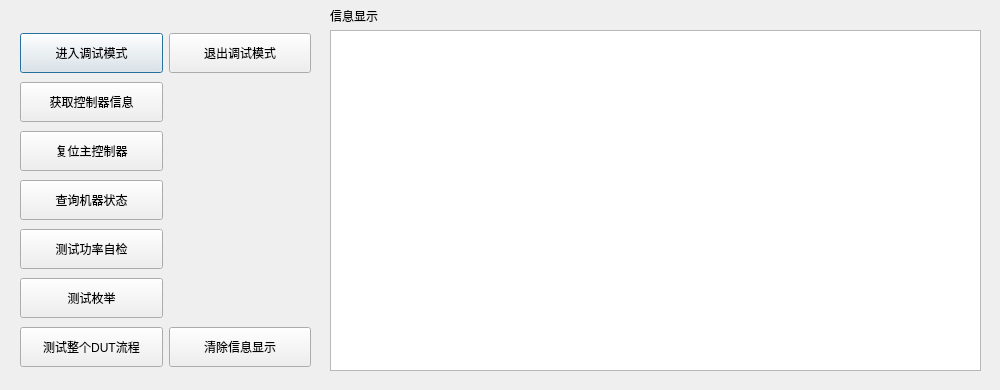
Above: UI/firewaredebug.ui from ReceiverUsb-rapoo/ReceiverUsbTest before the change. Below: the same form after it.
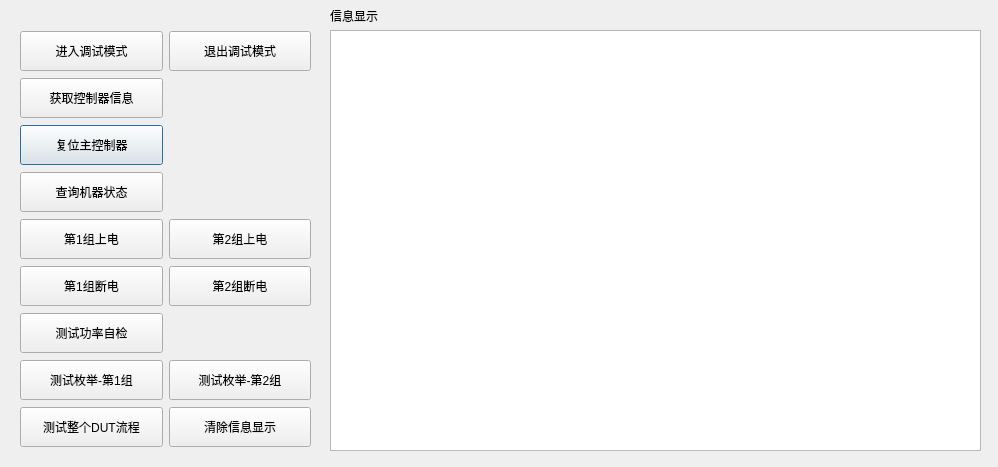
That is the form after the change.

Commit message: updata FWDebug-Enum-PowerCmdSend

What changed in the file:
```diff
--- a/UI/firewaredebug.ui
+++ b/UI/firewaredebug.ui
@@ -6,8 +6,8 @@
    <rect>
     <x>0</x>
     <y>0</y>
-    <width>1000</width>
-    <height>390</height>
+    <width>998</width>
+    <height>467</height>
    </rect>
   </property>
   <property name="windowTitle">
@@ -19,7 +19,7 @@
      <x>330</x>
      <y>30</y>
      <width>651</width>
-     <height>341</height>
+     <height>421</height>
     </rect>
    </property>
    <property name="font">
@@ -52,7 +52,7 @@
      <x>20</x>
      <y>30</y>
      <width>291</width>
-     <height>341</height>
+     <height>421</height>
     </rect>
    </property>
    <property name="font">
@@ -61,60 +61,6 @@
     </font>
    </property>
    <layout class="QGridLayout" name="gridLayout">
-    <item row="0" column="0">
-     <widget class="QPushButton" name="pb_EnterDebugModel">
-      <property name="minimumSize">
-       <size>
-        <width>130</width>
-        <height>40</height>
-       </size>
-      </property>
-      <property name="font">
-       <font>
-        <pointsize>9</pointsize>
-       </font>
-      </property>
-      <property name="text">
-       <string>进入调试模式</string>
-      </property>
-     </widget>
-    </item>
-    <item row="0" column="1">
-     <widget class="QPushButton" name="pb_ExitDebugModel">
-      <property name="minimumSize">
-       <size>
-        <width>130</width>
-        <height>40</height>
-       </size>
-      </property>
-      <property name="font">
-       <font>
-        <pointsize>9</pointsize>
-       </font>
-      </property>
-      <property name="text">
-       <string>退出调试模式</string>
-      </property>
-     </widget>
-    </item>
-    <item row="1" column="0">
-     <widget class="QPushButton" name="pb_GetFWInfo">
-      <property name="minimumSize">
-       <size>
-        <width>130</width>
-        <height>40</height>
-       </size>
-      </property>
-      <property name="font">
-       <font>
-        <pointsize>9</pointsize>
-       </font>
-      </property>
-      <property name="text">
-       <string>获取控制器信息</string>
-      </property>
-     </widget>
-    </item>
     <item row="2" column="0">
      <widget class="QPushButton" name="pb_RestartFW">
       <property name="minimumSize">
@@ -133,6 +79,24 @@
       </property>
      </widget>
     </item>
+    <item row="0" column="0">
+     <widget class="QPushButton" name="pb_EnterDebugModel">
+      <property name="minimumSize">
+       <size>
+        <width>130</width>
+        <height>40</height>
+       </size>
+      </property>
+      <property name="font">
+       <font>
+        <pointsize>9</pointsize>
+       </font>
+      </property>
+      <property name="text">
+       <string>进入调试模式</string>
+      </property>
+     </widget>
+    </item>
     <item row="3" column="0">
      <widget class="QPushButton" name="pb_InquireMachineState">
       <property name="minimumSize">
@@ -151,7 +115,7 @@
       </property>
      </widget>
     </item>
-    <item row="4" column="0">
+    <item row="6" column="0">
      <widget class="QPushButton" name="pb_TestPowerSelf">
       <property name="minimumSize">
        <size>
@@ -169,25 +133,7 @@
       </property>
      </widget>
     </item>
-    <item row="5" column="0">
-     <widget class="QPushButton" name="pb_TestEnum">
-      <property name="minimumSize">
-       <size>
-        <width>130</width>
-        <height>40</height>
-       </size>
-      </property>
-      <property name="font">
-       <font>
-        <pointsize>9</pointsize>
-       </font>
-      </property>
-      <property name="text">
-       <string>测试枚举</string>
-      </property>
-     </widget>
-    </item>
-    <item row="6" column="0">
+    <item row="8" column="0">
      <widget class="QPushButton" name="pb_TestWholeDUT">
       <property name="minimumSize">
        <size>
@@ -205,7 +151,7 @@
       </property>
      </widget>
     </item>
-    <item row="6" column="1">
+    <item row="8" column="1">
      <widget class="QPushButton" name="pb_ClearInfoShow">
       <property name="minimumSize">
        <size>
@@ -223,6 +169,150 @@
       </property>
      </widget>
     </item>
+    <item row="0" column="1">
+     <widget class="QPushButton" name="pb_ExitDebugModel">
+      <property name="minimumSize">
+       <size>
+        <width>130</width>
+        <height>40</height>
+       </size>
+      </property>
+      <property name="font">
+       <font>
+        <pointsize>9</pointsize>
+       </font>
+      </property>
+      <property name="text">
+       <string>退出调试模式</string>
+      </property>
+     </widget>
+    </item>
+    <item row="4" column="1">
+     <widget class="QPushButton" name="pb_PowerOn_2">
+      <property name="minimumSize">
+       <size>
+        <width>130</width>
+        <height>40</height>
+       </size>
+      </property>
+      <property name="font">
+       <font>
+        <pointsize>9</pointsize>
+       </font>
+      </property>
+      <property name="text">
+       <string>第2组上电</string>
+      </property>
+     </widget>
+    </item>
+    <item row="7" column="0">
+     <widget class="QPushButton" name="pb_TestEnum_1">
+      <property name="minimumSize">
+       <size>
+        <width>130</width>
+        <height>40</height>
+       </size>
+      </property>
+      <property name="font">
+       <font>
+        <pointsize>9</pointsize>
+       </font>
+      </property>
+      <property name="text">
+       <string>测试枚举-第1组</string>
+      </property>
+     </widget>
+    </item>
+    <item row="4" column="0">
+     <widget class="QPushButton" name="pb_PowerOn_1">
+      <property name="minimumSize">
+       <size>
+        <width>130</width>
+        <height>40</height>
+       </size>
+      </property>
+      <property name="font">
+       <font>
+        <pointsize>9</pointsize>
+       </font>
+      </property>
+      <property name="text">
+       <string>第1组上电</string>
+      </property>
+     </widget>
+    </item>
+    <item row="1" column="0">
+     <widget class="QPushButton" name="pb_GetFWInfo">
+      <property name="minimumSize">
+       <size>
+        <width>130</width>
+        <height>40</height>
+       </size>
+      </property>
+      <property name="font">
+       <font>
+        <pointsize>9</pointsize>
+       </font>
+      </property>
+      <property name="text">
+       <string>获取控制器信息</string>
+      </property>
+     </widget>
+    </item>
+    <item row="5" column="0">
+     <widget class="QPushButton" name="pb_PowerOff_1">
+      <property name="minimumSize">
+       <size>
+        <width>130</width>
+        <height>40</height>
+       </size>
+      </property>
+      <property name="font">
+       <font>
+        <pointsize>9</pointsize>
+       </font>
+      </property>
+      <property name="text">
+       <string>第1组断电</string>
+      </property>
+     </widget>
+    </item>
+    <item row="5" column="1">
+     <widget class="QPushButton" name="pb_PowerOff_2">
+      <property name="minimumSize">
+       <size>
+        <width>130</width>
+        <height>40</height>
+       </size>
+      </property>
+      <property name="font">
+       <font>
+        <pointsize>9</pointsize>
+       </font>
+      </property>
+      <property name="text">
+       <string>第2组断电</string>
+      </property>
+     </widget>
+    </item>
+    <item row="7" column="1">
+     <widget class="QPushButton" name="pb_TestEnum_2">
+      <property name="minimumSize">
+       <size>
+        <width>130</width>
+        <height>40</height>
+       </size>
+      </property>
+      <property name="font">
+       <font>
+        <pointsize>9</pointsize>
+       </font>
+      </property>
+      <property name="text">
+       <string>测试枚举-第2组</string>
+      </property>
+     </widget>
+    </item>
    </layout>
   </widget>
  </widget>
```
The commit also changes 54 other files.
